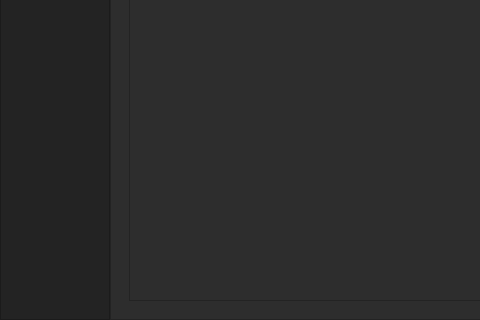
Before: the Qt Designer form UI/ui_main.ui in monico18/LTI-SDN-Controller, drawn with Qt 5; both pictures show x 0 to 480 and y 403 to 723 of the 1168 by 723 pixel window.
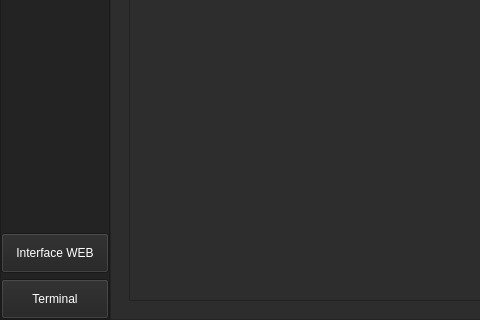
After: the same form once the commit is applied.

```diff
--- a/UI/ui_main.ui
+++ b/UI/ui_main.ui
@@ -1532,6 +1532,268 @@
             </property>
            </widget>
           </item>
+          <item>
+           <widget class="QPushButton" name="btn_WEB">
+            <property name="minimumSize">
+             <size>
+              <width>0</width>
+              <height>40</height>
+             </size>
+            </property>
+            <property name="palette">
+             <palette>
+              <active>
+               <colorrole role="Button">
+                <brush brushstyle="SolidPattern">
+                 <color alpha="255">
+                  <red>35</red>
+                  <green>35</green>
+                  <blue>35</blue>
+                 </color>
+                </brush>
+               </colorrole>
+               <colorrole role="ButtonText">
+                <brush brushstyle="SolidPattern">
+                 <color alpha="255">
+                  <red>255</red>
+                  <green>255</green>
+                  <blue>255</blue>
+                 </color>
+                </brush>
+               </colorrole>
+               <colorrole role="Base">
+                <brush brushstyle="SolidPattern">
+                 <color alpha="255">
+                  <red>35</red>
+                  <green>35</green>
+                  <blue>35</blue>
+                 </color>
+                </brush>
+               </colorrole>
+               <colorrole role="Window">
+                <brush brushstyle="SolidPattern">
+                 <color alpha="255">
+                  <red>35</red>
+                  <green>35</green>
+                  <blue>35</blue>
+                 </color>
+                </brush>
+               </colorrole>
+              </active>
+              <inactive>
+               <colorrole role="Button">
+                <brush brushstyle="SolidPattern">
+                 <color alpha="255">
+                  <red>35</red>
+                  <green>35</green>
+                  <blue>35</blue>
+                 </color>
+                </brush>
+               </colorrole>
+               <colorrole role="ButtonText">
+                <brush brushstyle="SolidPattern">
+                 <color alpha="255">
+                  <red>255</red>
+                  <green>255</green>
+                  <blue>255</blue>
+                 </color>
+                </brush>
+               </colorrole>
+               <colorrole role="Base">
+                <brush brushstyle="SolidPattern">
+                 <color alpha="255">
+                  <red>35</red>
+                  <green>35</green>
+                  <blue>35</blue>
+                 </color>
+                </brush>
+               </colorrole>
+               <colorrole role="Window">
+                <brush brushstyle="SolidPattern">
+                 <color alpha="255">
+                  <red>35</red>
+                  <green>35</green>
+                  <blue>35</blue>
+                 </color>
+                </brush>
+               </colorrole>
+              </inactive>
+              <disabled>
+               <colorrole role="Button">
+                <brush brushstyle="SolidPattern">
+                 <color alpha="255">
+                  <red>35</red>
+                  <green>35</green>
+                  <blue>35</blue>
+                 </color>
+                </brush>
+               </colorrole>
+               <colorrole role="ButtonText">
+                <brush brushstyle="SolidPattern">
+                 <color alpha="255">
+                  <red>120</red>
+                  <green>120</green>
+                  <blue>120</blue>
+                 </color>
+                </brush>
+               </colorrole>
+               <colorrole role="Base">
+                <brush brushstyle="SolidPattern">
+                 <color alpha="255">
+                  <red>35</red>
+                  <green>35</green>
+                  <blue>35</blue>
+                 </color>
+                </brush>
+               </colorrole>
+               <colorrole role="Window">
+                <brush brushstyle="SolidPattern">
+                 <color alpha="255">
+                  <red>35</red>
+                  <green>35</green>
+                  <blue>35</blue>
+                 </color>
+                </brush>
+               </colorrole>
+              </disabled>
+             </palette>
+            </property>
+            <property name="text">
+             <string>Interface WEB</string>
+            </property>
+           </widget>
+          </item>
+          <item>
+           <widget class="QPushButton" name="btn_Terminal">
+            <property name="minimumSize">
+             <size>
+              <width>0</width>
+              <height>40</height>
+             </size>
+            </property>
+            <property name="palette">
+             <palette>
+              <active>
+               <colorrole role="Button">
+                <brush brushstyle="SolidPattern">
+                 <color alpha="255">
+                  <red>35</red>
+                  <green>35</green>
+                  <blue>35</blue>
+                 </color>
+                </brush>
+               </colorrole>
+               <colorrole role="ButtonText">
+                <brush brushstyle="SolidPattern">
+                 <color alpha="255">
+                  <red>255</red>
+                  <green>255</green>
+                  <blue>255</blue>
+                 </color>
+                </brush>
+               </colorrole>
+               <colorrole role="Base">
+                <brush brushstyle="SolidPattern">
+                 <color alpha="255">
+                  <red>35</red>
+                  <green>35</green>
+                  <blue>35</blue>
+                 </color>
+                </brush>
+               </colorrole>
+               <colorrole role="Window">
+                <brush brushstyle="SolidPattern">
+                 <color alpha="255">
+                  <red>35</red>
+                  <green>35</green>
+                  <blue>35</blue>
+                 </color>
+                </brush>
+               </colorrole>
+              </active>
+              <inactive>
+               <colorrole role="Button">
+                <brush brushstyle="SolidPattern">
+                 <color alpha="255">
+                  <red>35</red>
+                  <green>35</green>
+                  <blue>35</blue>
+                 </color>
+                </brush>
+               </colorrole>
+               <colorrole role="ButtonText">
+                <brush brushstyle="SolidPattern">
+                 <color alpha="255">
+                  <red>255</red>
+                  <green>255</green>
+                  <blue>255</blue>
+                 </color>
+                </brush>
+               </colorrole>
+               <colorrole role="Base">
+                <brush brushstyle="SolidPattern">
+                 <color alpha="255">
+                  <red>35</red>
+                  <green>35</green>
+                  <blue>35</blue>
+                 </color>
+                </brush>
+               </colorrole>
+               <colorrole role="Window">
+                <brush brushstyle="SolidPattern">
+                 <color alpha="255">
+                  <red>35</red>
+                  <green>35</green>
+                  <blue>35</blue>
+                 </color>
+                </brush>
+               </colorrole>
+              </inactive>
+              <disabled>
+               <colorrole role="Button">
+                <brush brushstyle="SolidPattern">
+                 <color alpha="255">
+                  <red>35</red>
+                  <green>35</green>
+                  <blue>35</blue>
+                 </color>
+                </brush>
+               </colorrole>
+               <colorrole role="ButtonText">
+                <brush brushstyle="SolidPattern">
+                 <color alpha="255">
+                  <red>120</red>
+                  <green>120</green>
+                  <blue>120</blue>
+                 </color>
+                </brush>
+               </colorrole>
+               <colorrole role="Base">
+                <brush brushstyle="SolidPattern">
+                 <color alpha="255">
+                  <red>35</red>
+                  <green>35</green>
+                  <blue>35</blue>
+                 </color>
+                </brush>
+               </colorrole>
+               <colorrole role="Window">
+                <brush brushstyle="SolidPattern">
+                 <color alpha="255">
+                  <red>35</red>
+                  <green>35</green>
+                  <blue>35</blue>
+                 </color>
+                </brush>
+               </colorrole>
+              </disabled>
+             </palette>
+            </property>
+            <property name="text">
+             <string>Terminal</string>
+            </property>
+           </widget>
+          </item>
          </layout>
         </widget>
        </item>
```
